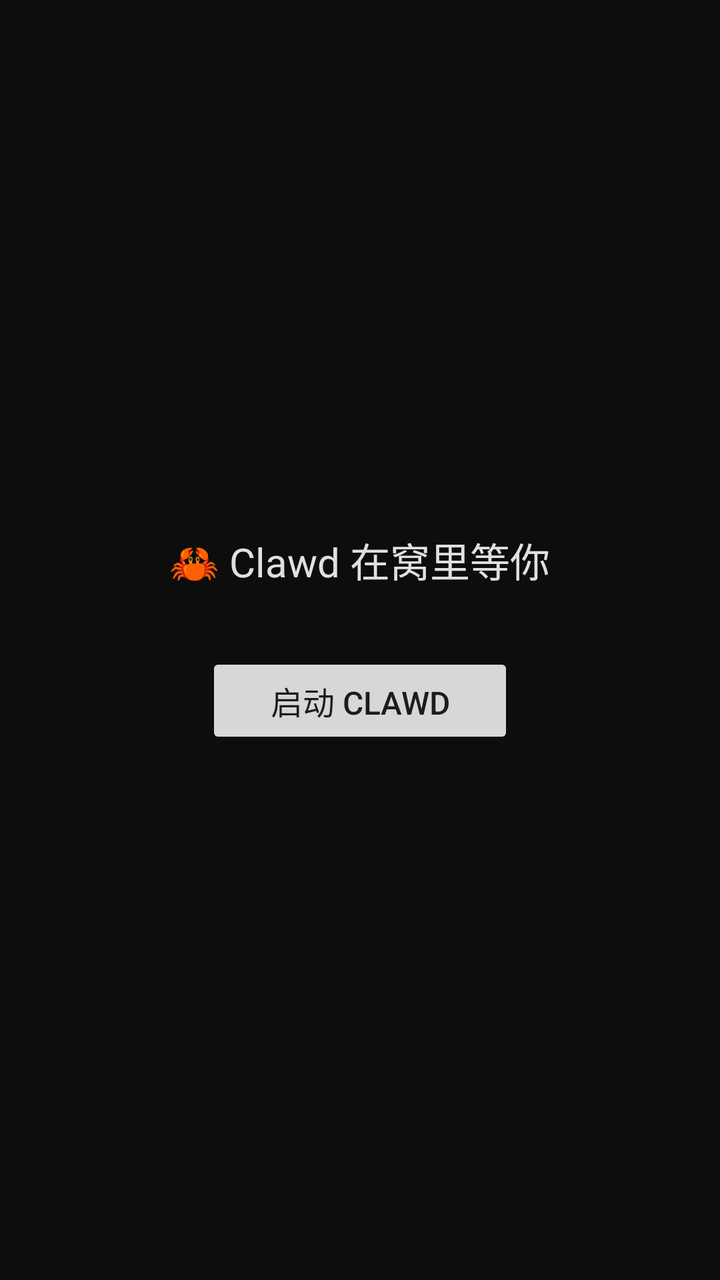
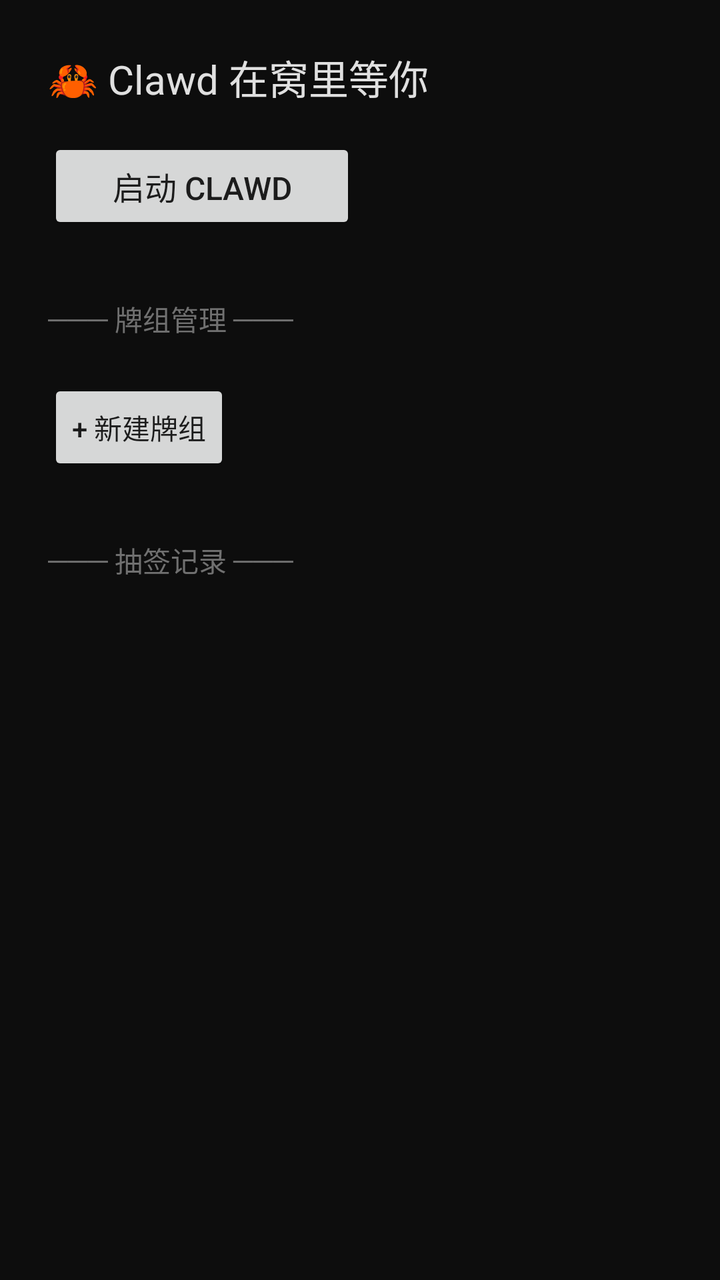

The first picture is an Android layout as it rendered before a commit; the second is the same layout after the commit. The layout source and the unified diff follow.
<!-- AndroidManifest.xml: activity theme Theme.Clawd -->
<!-- res/layout/activity_main.xml -->
<?xml version="1.0" encoding="utf-8"?>
<LinearLayout xmlns:android="http://schemas.android.com/apk/res/android"
    android:layout_width="match_parent"
    android:layout_height="match_parent"
    android:orientation="vertical"
    android:gravity="center"
    android:padding="32dp"
    android:background="#0d0d0d">

    <TextView
        android:id="@+id/statusText"
        android:layout_width="wrap_content"
        android:layout_height="wrap_content"
        android:text="🦀 Clawd 在窝里等你"
        android:textSize="20sp"
        android:textColor="#e0e0e0"
        android:layout_marginBottom="32dp"/>

    <Button
        android:id="@+id/toggleButton"
        android:layout_width="wrap_content"
        android:layout_height="wrap_content"
        android:text="启动 Clawd"
        android:textSize="16sp"
        android:paddingHorizontal="32dp"
        android:paddingVertical="12dp"/>

</LinearLayout>
<!-- resources referenced by this layout -->
<resources>
  <style name="Theme.Clawd" parent="Theme.AppCompat.DayNight.NoActionBar">
          <item name="android:windowBackground">#0d0d0d</item>
          <item name="android:statusBarColor">#0d0d0d</item>
          <item name="android:navigationBarColor">#0d0d0d</item>
      </style>
</resources>

<!-- the commit's change to res/layout/activity_main.xml (unified diff, before → after) -->
@@ -1,28 +1,73 @@
 <?xml version="1.0" encoding="utf-8"?>
-<LinearLayout xmlns:android="http://schemas.android.com/apk/res/android"
+<ScrollView xmlns:android="http://schemas.android.com/apk/res/android"
     android:layout_width="match_parent"
     android:layout_height="match_parent"
-    android:orientation="vertical"
-    android:gravity="center"
-    android:padding="32dp"
     android:background="#0d0d0d">
 
-    <TextView
-        android:id="@+id/statusText"
-        android:layout_width="wrap_content"
+    <LinearLayout
+        android:layout_width="match_parent"
         android:layout_height="wrap_content"
-        android:text="🦀 Clawd 在窝里等你"
-        android:textSize="20sp"
-        android:textColor="#e0e0e0"
-        android:layout_marginBottom="32dp"/>
+        android:orientation="vertical"
+        android:padding="24dp">
 
-    <Button
-        android:id="@+id/toggleButton"
-        android:layout_width="wrap_content"
-        android:layout_height="wrap_content"
-        android:text="启动 Clawd"
-        android:textSize="16sp"
-        android:paddingHorizontal="32dp"
-        android:paddingVertical="12dp"/>
+        
+        <TextView
+            android:id="@+id/statusText"
+            android:layout_width="wrap_content"
+            android:layout_height="wrap_content"
+            android:text="🦀 Clawd 在窝里等你"
+            android:textSize="20sp"
+            android:textColor="#e0e0e0"
+            android:layout_marginBottom="16dp"/>
 
-</LinearLayout>
+        <Button
+            android:id="@+id/toggleButton"
+            android:layout_width="wrap_content"
+            android:layout_height="wrap_content"
+            android:text="启动 Clawd"
+            android:textSize="16sp"
+            android:paddingHorizontal="32dp"
+            android:paddingVertical="12dp"
+            android:layout_marginBottom="32dp"/>
+
+        
+        <TextView
+            android:layout_width="wrap_content"
+            android:layout_height="wrap_content"
+            android:text="─── 牌组管理 ───"
+            android:textSize="14sp"
+            android:textColor="#707070"
+            android:layout_marginBottom="12dp"/>
+
+        <LinearLayout
+            android:id="@+id/deckContainer"
+            android:layout_width="match_parent"
+            android:layout_height="wrap_content"
+            android:orientation="vertical"/>
+
+        <Button
+            android:id="@+id/addDeckButton"
+            android:layout_width="wrap_content"
+            android:layout_height="wrap_content"
+            android:text="+ 新建牌组"
+            android:textSize="14sp"
+            android:layout_marginTop="8dp"
+            android:layout_marginBottom="32dp"/>
+
+        
+        <TextView
+            android:layout_width="wrap_content"
+            android:layout_height="wrap_content"
+            android:text="─── 抽签记录 ───"
+            android:textSize="14sp"
+            android:textColor="#707070"
+            android:layout_marginBottom="12dp"/>
+
+        <LinearLayout
+            android:id="@+id/historyContainer"
+            android:layout_width="match_parent"
+            android:layout_height="wrap_content"
+            android:orientation="vertical"/>
+
+    </LinearLayout>
+</ScrollView>
